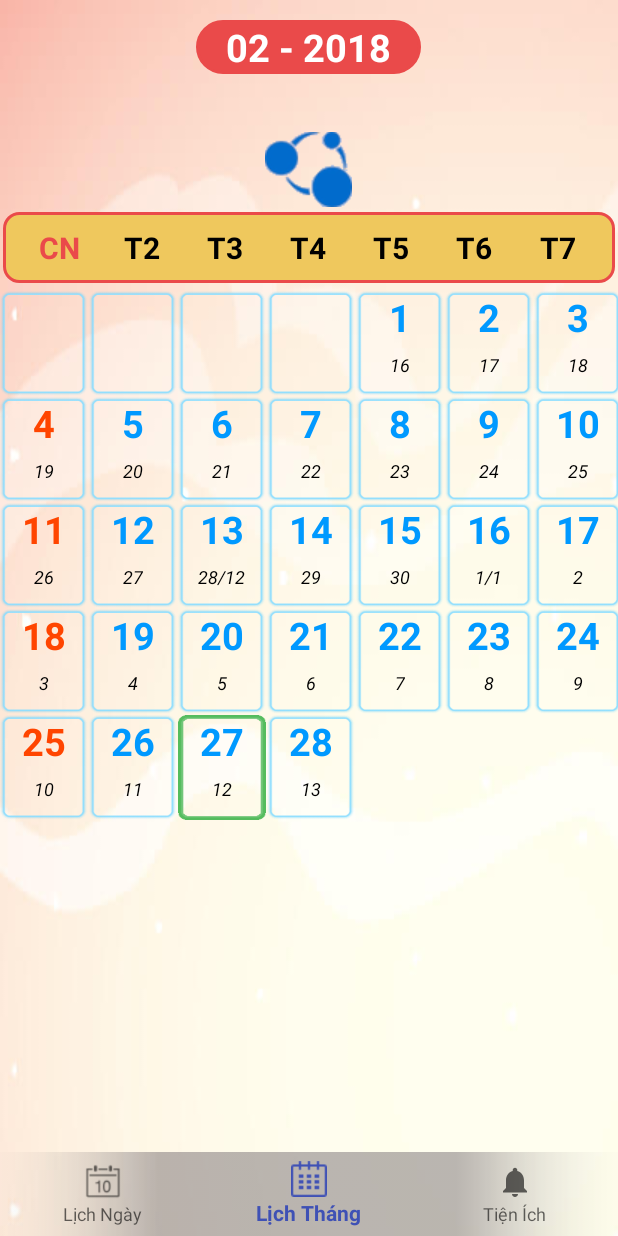
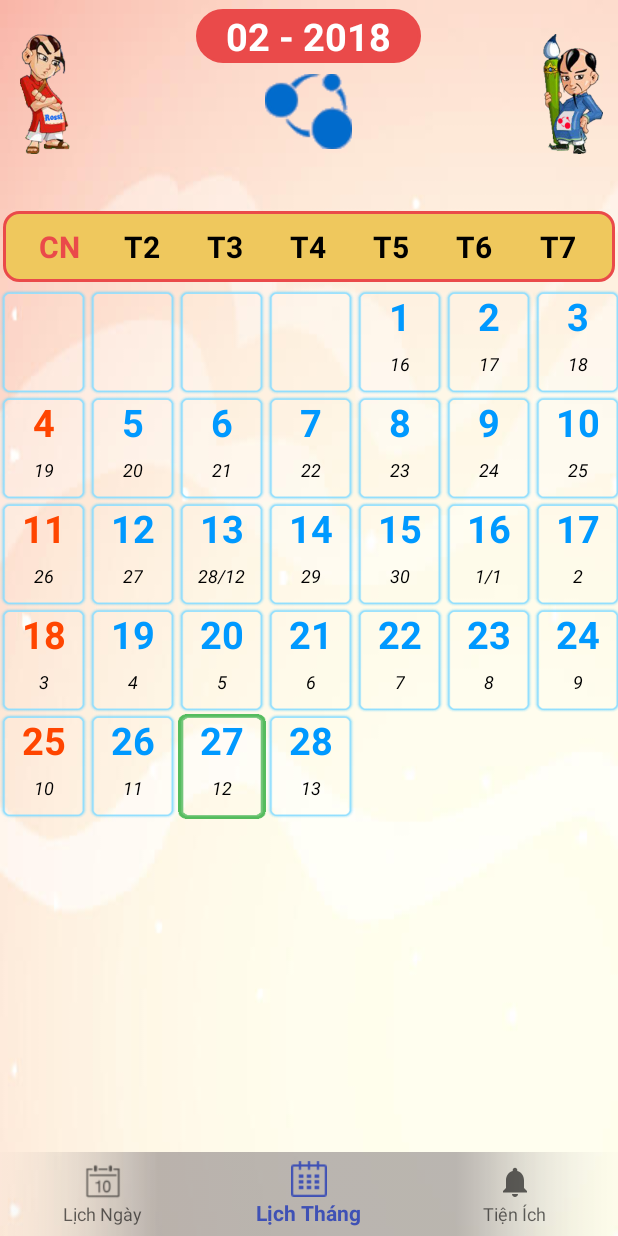
Before and after one commit to khoatyen2012/LichVanNien, an Android app: the screen it shows after launch (MainActivity), item 2 of the bottom bar chosen, on a phone screen of 412 x 824 dp. Run offline under Robolectric (Android 15) with nearby library versions, the phone set to English and light mode, and no system bars; our stand-ins replace Firebase (no records; nobody signed in at launch, a user with empty details on screens opened directly); network calls fail; 5 statements that could not run were skipped.

Commit message:
pub 1.4
1.4

```diff
--- a/app/src/main/res/layout/frm_month_layout.xml
+++ b/app/src/main/res/layout/frm_month_layout.xml
@@ -11,37 +11,58 @@
 
     <RelativeLayout
 
-        android:layout_weight="1"
+        android:layout_weight="2"
         android:layout_width="match_parent"
         android:layout_height="0dp">
         <TextView
             android:background="@drawable/buttontitle"
             android:id="@+id/txtTitle"
-            android:layout_centerInParent="true"
-
+            android:layout_centerHorizontal="true"
+android:layout_marginTop="6dp"
             android:text="01 - 2018"
             android:textColor="@android:color/white"
             android:textSize="25dp"
             android:textStyle="bold"
             android:layout_width="wrap_content"
             android:layout_height="wrap_content" />
+
+        <ImageView
+            android:layout_marginTop="7dp"
+            android:id="@+id/ibToDayMonth"
+            android:layout_centerHorizontal="true"
+            android:layout_below="@+id/txtTitle"
+            android:onClick="OnClick_HomNayThang"
+            android:layout_marginBottom="3dp"
+            android:src="@drawable/logo"
+            android:layout_width="wrap_content"
+            android:layout_height="wrap_content" />
+
+        <ImageView
+            android:layout_centerVertical="true"
+            android:layout_marginLeft="10dp"
+            android:layout_width="40dp"
+            android:src="@drawable/namdothuphap"
+            android:layout_height="80dp" />
+
+
+        <ImageView
+            android:layout_marginRight="10dp"
+            android:layout_centerVertical="true"
+            android:layout_alignParentRight="true"
+            android:layout_width="40dp"
+            android:src="@drawable/namxanhthuphap"
+            android:layout_height="100dp" />
+
+
     </RelativeLayout>
 
     <RelativeLayout
-        android:layout_weight="2"
+        android:layout_weight="1"
 
         android:layout_width="match_parent"
         android:layout_height="0dp">
 
-        <ImageView
-            android:id="@+id/ibToDayMonth"
-            android:layout_centerHorizontal="true"
-            android:layout_above="@+id/llThu"
-android:onClick="OnClick_HomNayThang"
-android:layout_marginBottom="3dp"
-      android:src="@drawable/logo"
-            android:layout_width="wrap_content"
-            android:layout_height="wrap_content" />
+
 
         <LinearLayout
            android:id="@+id/llThu"
```
Also changed, not shown: 1 other file.
